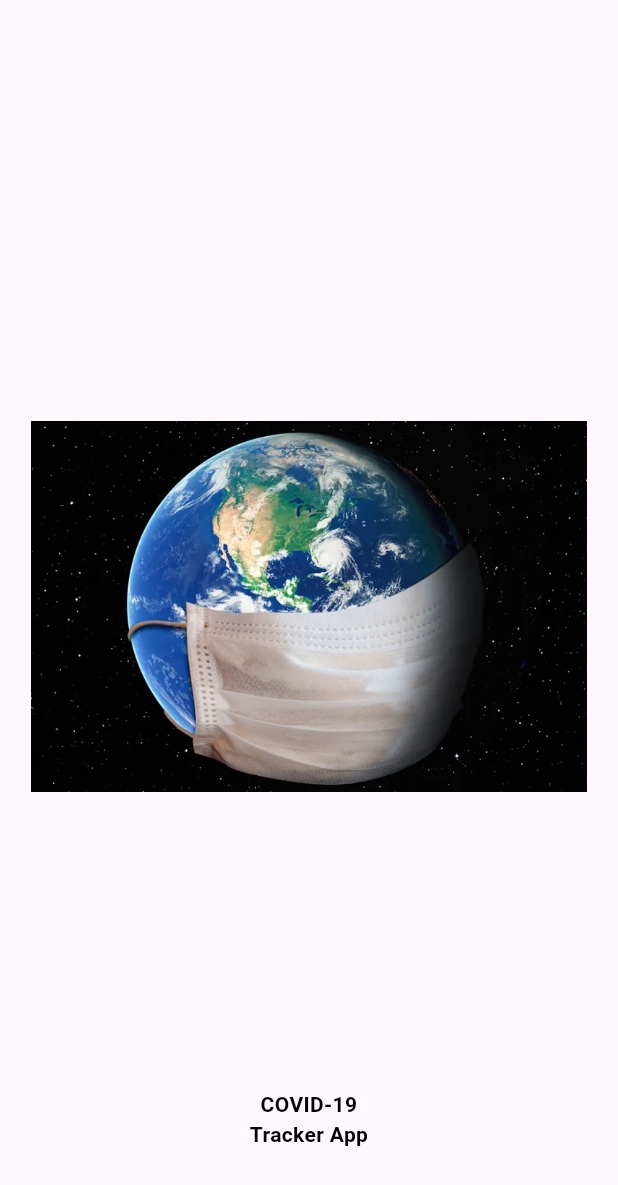
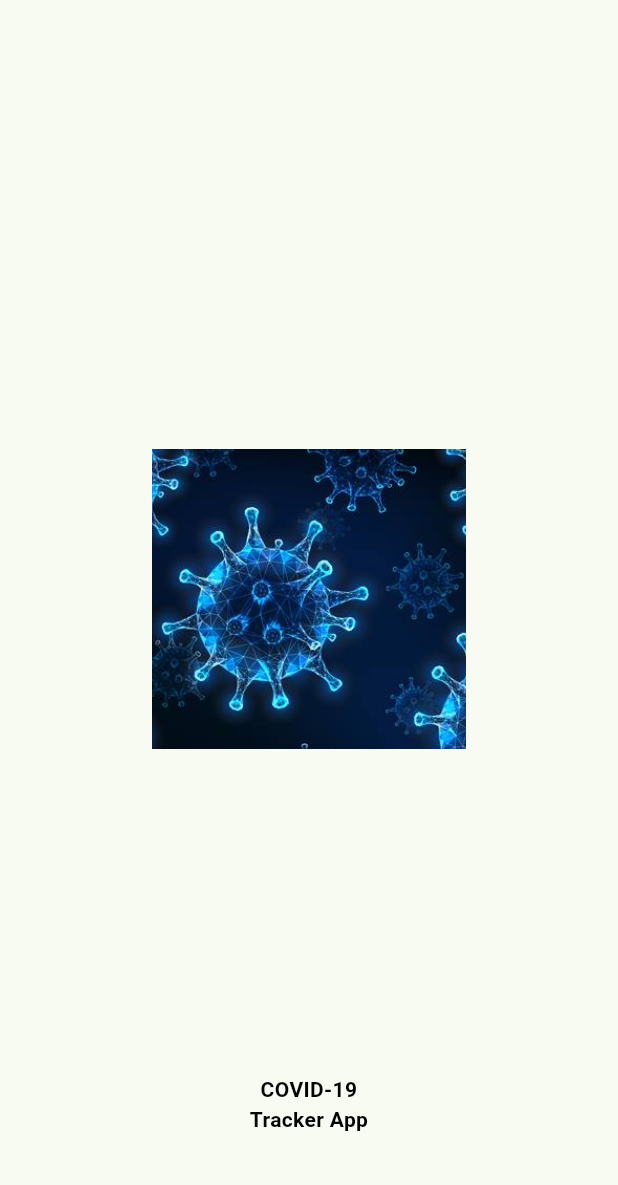
Before and after one commit to AshokRenangi1903/Covid-tracker-app, a Flutter app: the SplashScreen screen opened directly, on a phone screen of 412 x 824 dp. Shown: the top 1185 px of the screen. Run offline on Flutter 3.47's test engine with Material 3 defaults, Android fonts, the phone set to English and light mode, and no system bars; our stand-ins replace flutter_spinkit, get, pie_chart, shimmer; network calls fail.

Commit message:
theme changed to green

```diff
--- a/lib/main.dart
+++ b/lib/main.dart
@@ -16,7 +16,7 @@ class MyApp extends StatelessWidget {
       debugShowCheckedModeBanner: false,
       title: 'Covid Tracker',
       theme: ThemeData(
-        colorScheme: ColorScheme.fromSeed(seedColor: Colors.deepPurple),
+        colorScheme: ColorScheme.fromSeed(seedColor: Colors.green),
         useMaterial3: true,
       ),
       home: const SplashScreen(),
--- a/lib/views/home.dart
+++ b/lib/views/home.dart
@@ -40,6 +40,7 @@ class _HomeState extends State<Home> {
                     } else {
                       return Container(
                         child: Column(
+                          mainAxisAlignment: MainAxisAlignment.spaceAround,
                           children: [
                             PieChart(
                               chartValuesOptions: ChartValuesOptions(
--- a/lib/views/splash_screen.dart
+++ b/lib/views/splash_screen.dart
@@ -39,9 +39,10 @@ class _SplashScreenState extends State<SplashScreen> {
               // height: Get.height * 0.3,
               // width: Get.height * 0.3,
               // color: Colors.white,
-              child: Image(
-                image: AssetImage('assets/corona.webp'),
-                height: Get.height * 0.3,
+              child: Image.asset(
+                "assets/covid.jpg",
+                fit: BoxFit.cover,
+                height: 200,
               ),
             ),
             SizedBox(
```
Also changed, not shown: 1 other file.
